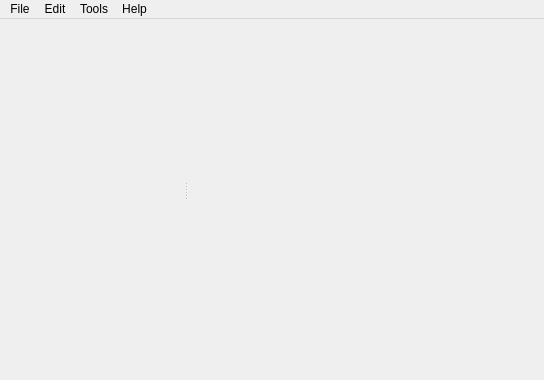
First picture: the form in view/mainwindow.ui, repository zpp0/wsnsim-preprocessor, before the edit.
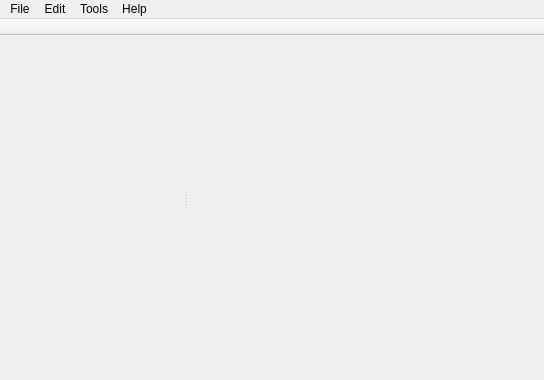
Second picture: the form after the edit. Icons and pictures are not drawn.

Commit message: toolbar added to the mainwindow

Diff of the .ui file:
```diff
--- a/view/mainwindow.ui
+++ b/view/mainwindow.ui
@@ -138,6 +138,23 @@
     </layout>
    </widget>
   </widget>
+  <widget class="QToolBar" name="toolBar">
+   <property name="windowTitle">
+    <string>toolBar</string>
+   </property>
+   <property name="movable">
+    <bool>false</bool>
+   </property>
+   <property name="floatable">
+    <bool>false</bool>
+   </property>
+   <attribute name="toolBarArea">
+    <enum>TopToolBarArea</enum>
+   </attribute>
+   <attribute name="toolBarBreak">
+    <bool>false</bool>
+   </attribute>
+  </widget>
   <action name="actionNew">
    <property name="text">
     <string>New</string>
```
The commit also changes 1 other file.
